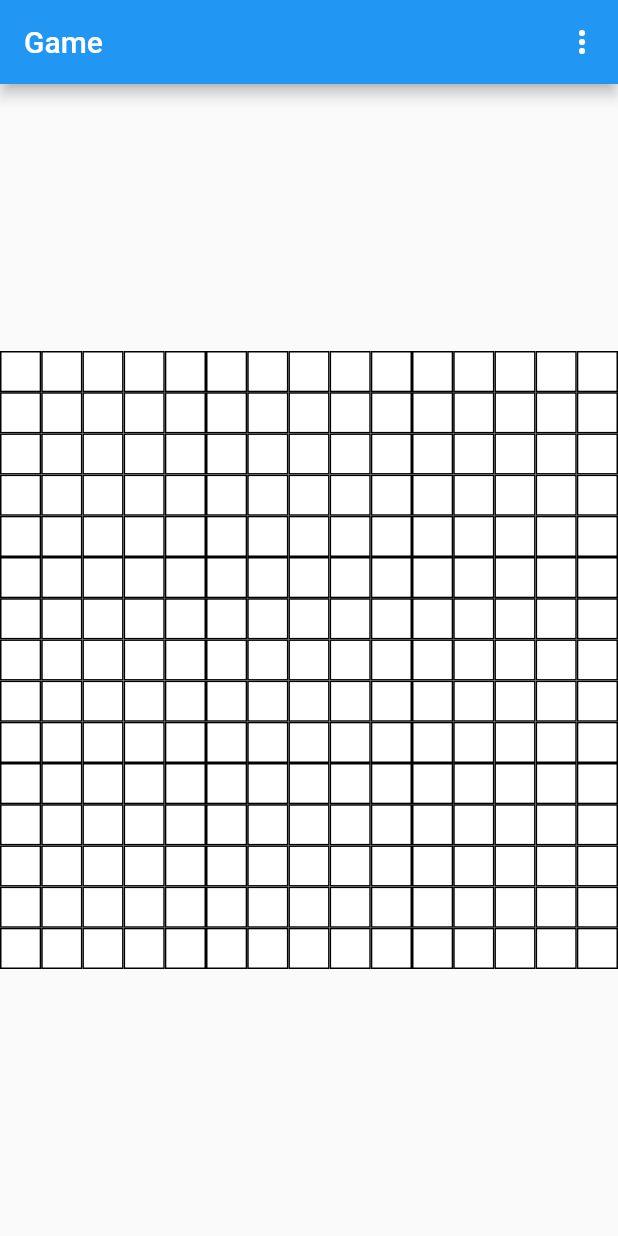
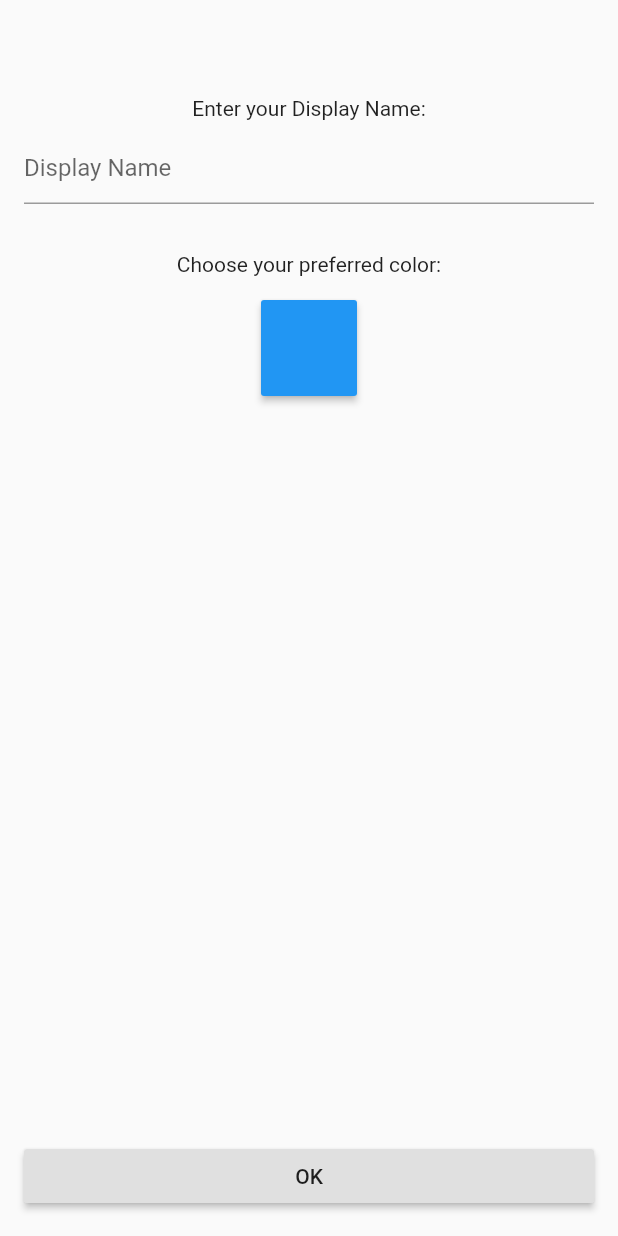
Before and after one commit to patryk-kacperski/tic_tac_toe_dart, a Flutter app: the screen it shows after launch, on a phone screen of 412 x 824 dp. Run offline on Flutter 3.47's test engine with Material 2 defaults, Android fonts, the phone set to English and light mode, and no system bars; our stand-ins replace flutter_colorpicker, shared_preferences.

Commit message:
Added enter data page

```diff
--- a/app/lib/main.dart
+++ b/app/lib/main.dart
@@ -1,9 +1,28 @@
-import 'package:example_mobile/board_page.dart';
+import 'package:example_mobile/pages/board/board_page.dart';
+import 'package:example_mobile/pages/launch/data_page.dart';
+import 'package:example_mobile/util/shared_preferences/shared_preferences_utils.dart';
 import 'package:flutter/material.dart';
 
-void main() => runApp(MyApp());
+void main() async {
+  WidgetsFlutterBinding.ensureInitialized();
+  await SharedPreferencesUtil.initialize();
+  final initialPage = _getInitailPage();
+  runApp(MyApp(initialPage: initialPage));
+}
+
+Widget _getInitailPage() {
+  if (SharedPreferencesUtil.instance.isNameSet) {
+    return BoardPage();
+  } else {
+    return DataPage();
+  }
+}
 
 class MyApp extends StatelessWidget {
+  final Widget initialPage;
+
+  const MyApp({Key key, this.initialPage}) : super(key: key);
+
   @override
   Widget build(BuildContext context) {
     return MaterialApp(
@@ -11,7 +30,7 @@ class MyApp extends StatelessWidget {
       theme: ThemeData(
         primarySwatch: Colors.blue,
       ),
-      home: BoardPage(),
+      home: initialPage,
     );
   }
 }
--- a/app/lib/game_controller.dart
+++ b/app/lib/pages/board/game_controller.dart
@@ -23,6 +23,7 @@ class GameController {
 
   Set<Point<int>> get validFields => _gameEngine.findValidFields();
   Set<Point<int>> get winningFields => _gameEngine.findWinningFields();
+  BoardItemType get currentItemType => _gameEngine.currentType;
 
   GameController({
     this.size,
--- /dev/null
+++ b/app/lib/pages/launch/data_page.dart
@@ -0,0 +1,105 @@
+import 'package:example_mobile/pages/board/board_page.dart';
+import 'package:example_mobile/util/shared_preferences/shared_preferences_utils.dart';
+import 'package:flutter/material.dart';
+import 'package:flutter_colorpicker/flutter_colorpicker.dart';
+
+class DataPage extends StatefulWidget {
+  DataPage({Key key}) : super(key: key);
+
+  @override
+  _DataPageState createState() => _DataPageState();
+}
+
+class _DataPageState extends State<DataPage> {
+  final TextEditingController _controller = TextEditingController();
+
+  Color currentColor = Colors.blue;
+
+  @override
+  Widget build(BuildContext context) {
+    return Scaffold(
+      body: SafeArea(
+        child: Stack(
+          children: [
+            Padding(
+              padding: const EdgeInsets.symmetric(horizontal: 16.0),
+              child: Column(
+                children: <Widget>[
+                  SizedBox(height: 64),
+                  Text("Enter your Display Name:"),
+                  SizedBox(height: 8.0),
+                  TextField(
+                    controller: _controller,
+                    decoration: InputDecoration(hintText: "Display Name"),
+                  ),
+                  SizedBox(height: 32.0),
+                  Text("Choose your preferred color:"),
+                  SizedBox(height: 16.0),
+                  SizedBox(
+                    height: 64.0,
+                    width: 64.0,
+                    child: RaisedButton(
+                      onPressed: _showChangeColorDialog,
+                      color: currentColor,
+                    ),
+                  ),
+                ],
+              ),
+            ),
+            Positioned(
+              bottom: 16.0,
+              left: 16.0,
+              right: 16.0,
+              child: RaisedButton(
+                child: Text("OK"),
+                onPressed: () {
+                  final text = _controller.text;
+                  if (text == null || text.isEmpty) {
+                    _setPlayerData("Player 1", context);
+                  } else {
+                    _setPlayerData(text, context);
+                  }
+                },
+              ),
+            )
+          ],
+        ),
+      ),
+    );
+  }
+
+  void _setPlayerData(String text, BuildContext context) {
+    SharedPreferencesUtil.instance.displayName = text;
+    SharedPreferencesUtil.instance.color = currentColor.value;
+    Navigator.of(context).pushReplacement(
+      MaterialPageRoute(
+        builder: (context) => BoardPage(),
+      ),
+    );
+  }
+
+  void _showChangeColorDialog() {
+    showDialog(
+      context: context,
+      child: AlertDialog(
+        content: SingleChildScrollView(
+          child: ColorPicker(
+            pickerColor: currentColor,
+            onColorChanged: (color) => currentColor = color,
+            pickerAreaHeightPercent: 0.8,
+            enableAlpha: false,
+          ),
+        ),
+        actions: <Widget>[
+          FlatButton(
+            child: const Text('Done'),
+            onPressed: () {
+              setState(() {});
+              Navigator.of(context).pop();
+            },
+          ),
+        ],
+      ),
+    );
+  }
+}
--- /dev/null
+++ b/app/lib/util/shared_preferences/shared_preferences_utils.dart
@@ -0,0 +1,37 @@
+import 'package:shared_preferences/shared_preferences.dart';
+
+class SharedPreferencesUtil {
+  static SharedPreferencesUtil instance;
+  final SharedPreferences sharedPreferences;
+
+  SharedPreferencesUtil._(this.sharedPreferences);
+
+  static const String _displayNameKey = "display_name_key";
+  static const String _colorKey = "color_key";
+
+  /// Call this once at the start of the app lifecycle to initialize shared preferences
+  static Future<void> initialize() async {
+    final sharedPreferences = await SharedPreferences.getInstance();
+    final instance = SharedPreferencesUtil._(sharedPreferences);
+    SharedPreferencesUtil.instance = instance;
+  }
+
+  bool get isNameSet =>
+      sharedPreferences.containsKey(_displayNameKey) &&
+      sharedPreferences.getString(_displayNameKey) != null;
+
+  bool get isColorSet =>
+      sharedPreferences.containsKey(_colorKey) &&
+      sharedPreferences.getInt(_colorKey) != null;
+
+  bool get isDataSet => isNameSet && isColorSet;
+
+  String get displayName =>
+      isNameSet ? sharedPreferences.getString(_displayNameKey) : null;
+  set displayName(String value) =>
+      sharedPreferences.setString(_displayNameKey, value);
+
+  int get color =>
+      isColorSet ? sharedPreferences.getInt(_colorKey) : null;
+  set color(int value) => sharedPreferences.setInt(_colorKey, value);
+}
--- a/app/pubspec.yaml
+++ b/app/pubspec.yaml
@@ -21,6 +21,8 @@ dependencies:
     sdk: flutter
   tic_tac_toe:
     path: ../engine
+  shared_preferences: ^0.5.6+3
+  flutter_colorpicker: ^0.3.2
 
   # The following adds the Cupertino Icons font to your application.
   # Use with the CupertinoIcons class for iOS style icons.
```
Also changed, not shown: app/lib/pages/board/board_page.dart (renamed from app/lib/board_page.dart, +20 -5 lines), app/lib/pages/menu/multiplayer_page.dart (added), app/lib/pages/menu/setup_page.dart (added), app/lib/pages/menu/start_page.dart (added), app/lib/pages/menu/web_multiplayer_page.dart (added), app/lib/pages/multi/host_page.dart (added), app/lib/pages/multi/join_page.dart (added), app/pubspec.lock, 7 other files.
